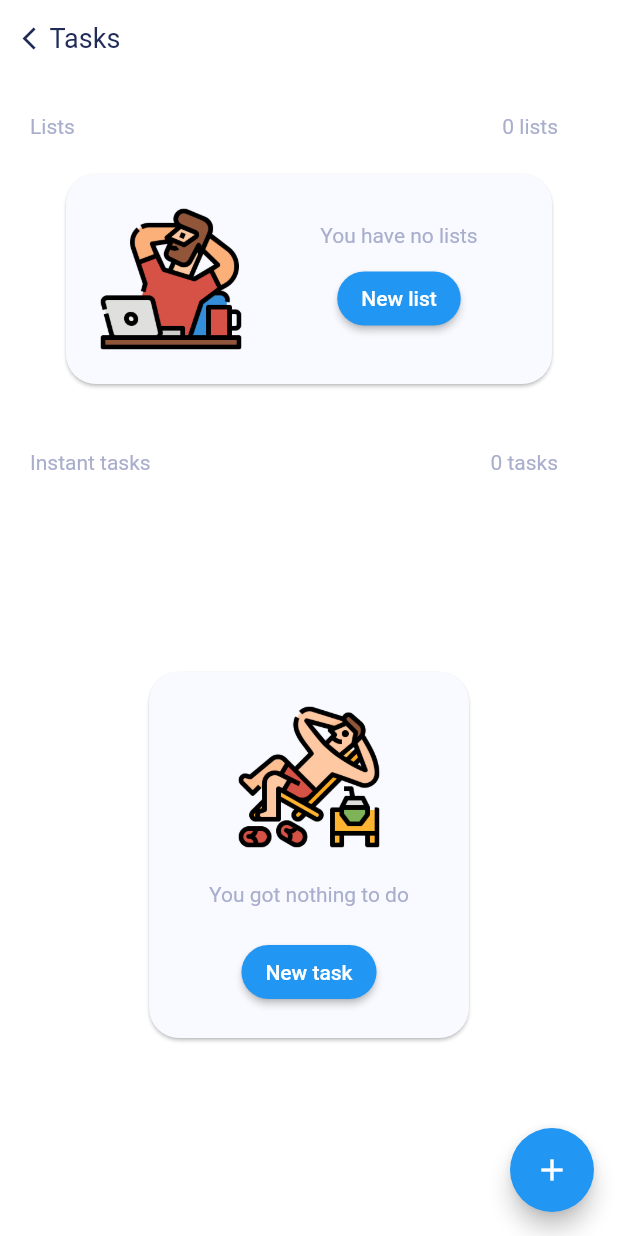
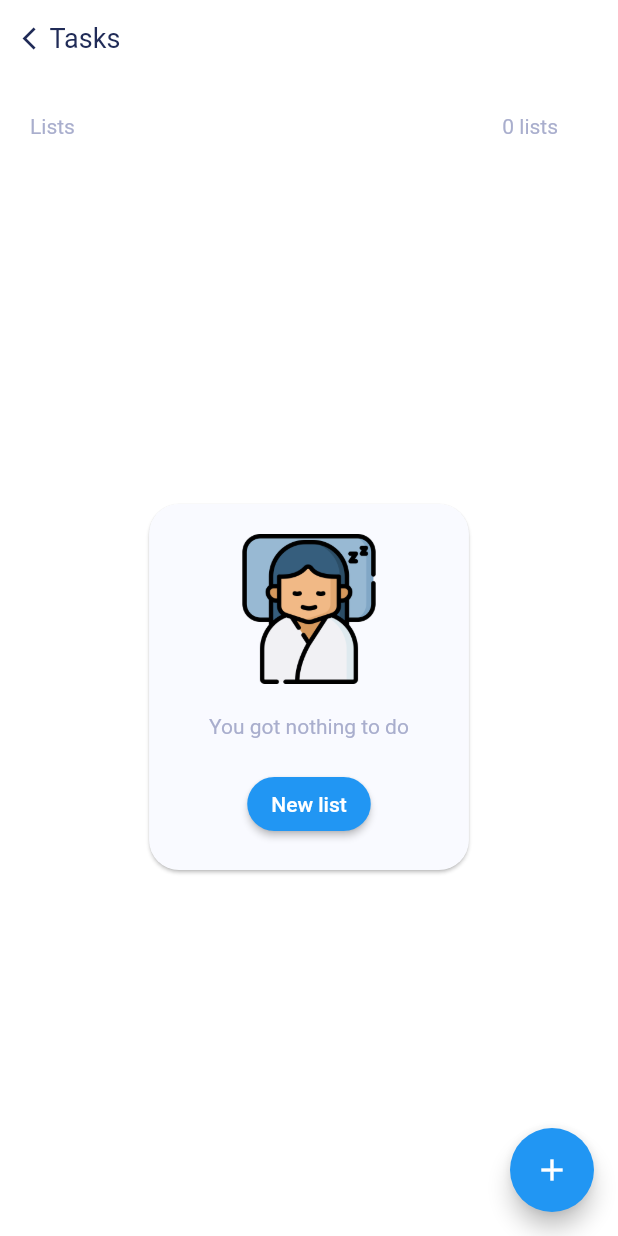
Before and after one commit to josuegerardo96/ToDo, a Flutter app: the screen it shows after launch, after a tap on the "add" icon, on a phone screen of 412 x 824 dp. Run offline on Flutter 3.47's test engine with Material 2 defaults, Android fonts, the light colour scheme and no system bars.

Commit message:
Se agrega ruta de archivos y pantalla de listas vacia

```diff
--- /dev/null
+++ b/lib/helpers/route_generators.dart
@@ -0,0 +1,41 @@
+import 'package:flutter/material.dart';
+import 'package:my_to_do/list_Lists.dart';
+import 'package:my_to_do/main.dart';
+
+
+class RouteGenerator{
+
+  static Route<dynamic> generateRoute(RouteSettings settings){
+
+    final args = settings.arguments;
+
+
+
+    switch(settings.name){
+
+      // Main screen
+      case '/':
+        return MaterialPageRoute(builder: (_) => main_screen());
+
+
+
+      case '/list_lists':
+        return MaterialPageRoute(builder: (_) => list_of_Lists());
+
+
+
+
+      // Hacer una pantalla de error
+      default:
+        return MaterialPageRoute(builder: (_) => main_screen());
+
+
+
+
+
+
+
+
+    }
+  }
+}
--- /dev/null
+++ b/lib/list_Lists.dart
@@ -0,0 +1,89 @@
+// ignore_for_file: camel_case_types
+
+import 'package:flutter/material.dart';
+import 'package:my_to_do/main.dart';
+import 'visual/main_visual.dart';
+
+
+
+class list_of_Lists extends StatelessWidget {
+
+
+  @override
+  Widget build(BuildContext context) {
+
+      return Scaffold(
+        body: SafeArea(
+          child: Container(
+
+
+            color: Color(0xffFFFFFF),
+
+            child: Column(
+
+              children: <Widget>[
+
+
+                new GestureDetector(
+
+                  onTap:(){
+
+                    Navigator.pop(
+                      context,
+                      new MaterialPageRoute(builder: (context) => new main_screen())
+                    );
+
+                  },
+                  child: title()
+
+
+
+                ),
+
+
+                line_text("Lists", "0 lists"),
+
+
+                no_list_in_lists(),
+
+
+
+
+
+
+
+
+
+
+
+              ],
+
+
+
+            ),
+
+
+
+
+
+
+
+          )),
+
+
+
+          floatingActionButton: FloatingActionButton(
+        onPressed: spider,
+        child: Icon(
+          Icons.add, color: Color(0xffFFFFFF),
+        ),
+      ),
+      );
+
+
+
+
+
+
+  }
+}
--- a/lib/main.dart
+++ b/lib/main.dart
@@ -1,40 +1,47 @@
+// ignore_for_file: camel_case_types
+
 import 'dart:ui';
 import 'package:flutter/material.dart';
 import 'package:flutter/services.dart';
+import 'package:my_to_do/helpers/route_generators.dart';
 import 'visual/main_visual.dart';
 
 void main() {
+
+
   runApp(new MaterialApp(
     debugShowCheckedModeBanner: false,
-    home: main_screen(),
+
+
+
+    // main route of the app
+    initialRoute: '/',
+
+    // In the file "route_generates" are all the routes used in the app
+    onGenerateRoute: RouteGenerator.generateRoute,
+
   ));
 }
 
 class main_screen extends StatefulWidget {
   @override
   _main_screenState createState() => _main_screenState();
+
+
 }
 
 class _main_screenState extends State<main_screen> {
   @override
   Widget build(BuildContext context) {
-
-
     // Change statusBar color
-    SystemChrome.setSystemUIOverlayStyle(
-        SystemUiOverlayStyle(
-          statusBarColor: Color(0xff1B76FF),
-        )
-    );
-
-
+    SystemChrome.setSystemUIOverlayStyle(SystemUiOverlayStyle(
+      statusBarColor: Color(0xff1B76FF),
+    ));
 
     return Scaffold(
-
       //start the screen
       body: SafeArea(
         child: Container(
-
           // Background color
           color: Color(0xffFFFFFF),
           // it divides all the elements into a column
@@ -42,8 +49,6 @@ class _main_screenState extends State<main_screen> {
             // The full column will take all the space in the
             crossAxisAlignment: CrossAxisAlignment.stretch,
             children: <Widget>[
-
-
               // Line 1
               title(),
 
@@ -52,62 +57,43 @@ class _main_screenState extends State<main_screen> {
 
               // Línea 3 de elementos en lista
               Padding(
-                padding: EdgeInsets.only(
-                  top:20.0,
-                  left: 10.0,
-                  right: 10.0),
+                padding: EdgeInsets.only(top: 20.0, left: 10.0, right: 10.0),
                 child: Row(
                   children: <Widget>[
-
                     // When there are lists
 
                     // When they are NOT lists
                     no_lists()
-
-
                   ],
                 ),
               ),
 
-
-
-
-
-
               // Línea 4
               line_text("Instant tasks", "0 tasks"),
 
-
-
               // When -instant tasks- is empty
               no_instant_tasks(),
-
-
-
-
-
-
-
             ],
           ),
-
-
         ),
       ),
 
       floatingActionButton: FloatingActionButton(
-        onPressed: spider,
+        onPressed: _goTo_list_of_lists,
         child: Icon(
-          Icons.add, color: Color(0xffFFFFFF),
-        ),),
+          Icons.add,
+          color: Color(0xffFFFFFF),
+        ),
+      ),
+    );
+  }
 
+  // ignore: non_constant_identifier_names
+  void _goTo_list_of_lists() {
 
+    Navigator.of(context).pushNamed('/list_lists');
 
-    );
   }
 }
 
-
-void spider(){
-
-}
+void spider() {}
--- a/lib/visual/main_visual.dart
+++ b/lib/visual/main_visual.dart
@@ -27,8 +27,19 @@ class title extends StatelessWidget{
                     fontSize: 18.0,
                     color: Color(0xff202B57),
                   ),
-                )
+                ),
+
+
+
+
+
+
+
+
               ],
+
+
+
             )
           );
   }
@@ -170,6 +181,7 @@ class no_lists extends StatelessWidget{
 
 
 
+// Card that shows there's nothing in the instant tasks
 class no_instant_tasks extends StatelessWidget{
   @override
   Widget build(BuildContext context) {
@@ -260,3 +272,100 @@ class no_instant_tasks extends StatelessWidget{
               );
   }
 }
+
+
+
+
+
+
+
+class no_list_in_lists extends StatelessWidget{
+  @override
+  Widget build(BuildContext context) {
+
+
+    return Expanded(
+
+
+        child: Container(
+            child: Column(
+              mainAxisAlignment: MainAxisAlignment.center,
+              children: <Widget>[
+
+                Card(
+                    color: Color(0xffF9FAFF),
+                    shape: RoundedRectangleBorder(
+                      borderRadius: BorderRadius.circular(20.0)
+                    ),
+
+                    child: Padding(
+                      padding: EdgeInsets.symmetric(vertical:20.0, horizontal: 40.0),
+                      child: Column(
+                        children: <Widget>[
+
+
+                          Image(
+                            image: AssetImage('assets/relax2.png'),
+                            height: 100,
+                            width: 100,
+                          ),
+
+                          SizedBox(height: 20.0),
+
+                          Text(
+                            "You got nothing to do",
+                            style: TextStyle(
+                              fontSize: 14.0,
+                              color: Color(0xffA9AECD)
+                            ),
+                          ),
+
+
+
+                          SizedBox(height: 20.0),
+
+
+                          ElevatedButton(
+                            onPressed: spider,
+                            style: ElevatedButton.styleFrom(
+                              shape: new RoundedRectangleBorder(
+                                borderRadius: new BorderRadius.circular(20.0))),
+                            child: new Text(
+                              "New list",
+                              style: TextStyle(
+                                fontSize: 14.0,
+                                color: Color(0xffFFFFFF),
+
+                              ),
+
+                            )
+                          )
+
+
+
+
+
+
+
+                        ],
+                      ),
+                    )
+
+                )
+
+
+
+              ],
+            ),
+
+
+
+
+
+
+
+
+        ),
+              );
+  }
+}
```
Also changed, not shown: pubspec.lock, 1 other file.
